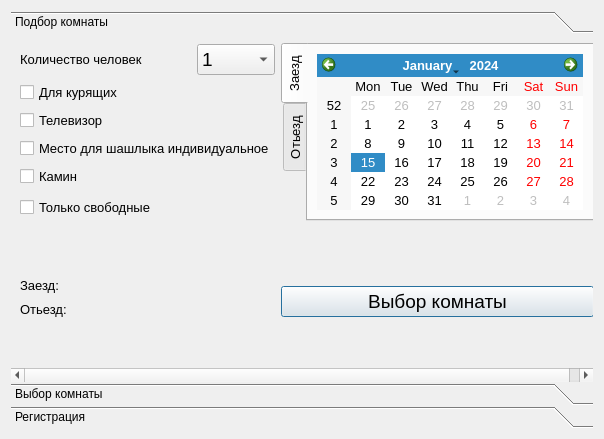
Qt form src/dialog_add.ui (danfoxel/hotel) before a commit.
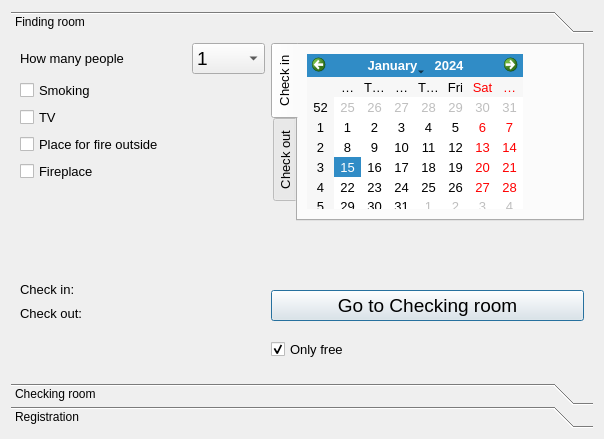
The same form after that commit. The open tabs and pages were chosen to show the change.

```diff
--- a/src/dialog_add.ui
+++ b/src/dialog_add.ui
@@ -13,8 +13,8 @@
   <property name="windowTitle">
    <string>Dialog</string>
   </property>
-  <layout class="QGridLayout" name="gridLayout_3">
-   <item row="0" column="1">
+  <layout class="QGridLayout" name="gridLayout">
+   <item row="0" column="0">
     <widget class="QToolBox" name="toolBox">
      <property name="currentIndex">
       <number>1</number>
@@ -32,7 +32,7 @@
        </rect>
       </property>
       <attribute name="label">
-       <string>Подбор комнаты</string>
+       <string>Finding room</string>
       </attribute>
       <layout class="QGridLayout" name="gridLayout_4">
        <item row="0" column="0" colspan="2">
@@ -43,7 +43,7 @@
           </font>
          </property>
          <property name="text">
-          <string>Количество человек</string>
+          <string>How many people</string>
          </property>
         </widget>
        </item>
@@ -116,21 +116,25 @@
          </property>
          <widget class="QWidget" name="tab">
           <attribute name="title">
-           <string>Заезд</string>
+           <string>Check in</string>
           </attribute>
-          <layout class="QGridLayout" name="gridLayout">
-           <item row="0" column="0">
-            <widget class="QCalendarWidget" name="calendarWidget">
-             <property name="firstDayOfWeek">
-              <enum>Qt::Monday</enum>
-             </property>
-            </widget>
-           </item>
-          </layout>
+          <widget class="QCalendarWidget" name="calendarWidget">
+           <property name="geometry">
+            <rect>
+             <x>9</x>
+             <y>9</y>
+             <width>216</width>
+             <height>155</height>
+            </rect>
+           </property>
+           <property name="firstDayOfWeek">
+            <enum>Qt::Monday</enum>
+           </property>
+          </widget>
          </widget>
          <widget class="QWidget" name="tab_2">
           <attribute name="title">
-           <string>Отьезд</string>
+           <string>Check out</string>
           </attribute>
           <layout class="QGridLayout" name="gridLayout_2">
            <item row="0" column="0">
@@ -152,7 +156,7 @@
           </font>
          </property>
          <property name="text">
-          <string>Для курящих</string>
+          <string>Smoking</string>
          </property>
         </widget>
        </item>
@@ -164,7 +168,7 @@
           </font>
          </property>
          <property name="text">
-          <string>Телевизор</string>
+          <string>TV</string>
          </property>
         </widget>
        </item>
@@ -176,7 +180,7 @@
           </font>
          </property>
          <property name="text">
-          <string>Место для шашлыка индивидуальное</string>
+          <string>Place for fire outside</string>
          </property>
         </widget>
        </item>
@@ -188,19 +192,7 @@
           </font>
          </property>
          <property name="text">
-          <string>Камин</string>
-         </property>
-        </widget>
-       </item>
-       <item row="5" column="0" colspan="2">
-        <widget class="QCheckBox" name="checkBox_5">
-         <property name="font">
-          <font>
-           <pointsize>10</pointsize>
-          </font>
-         </property>
-         <property name="text">
-          <string>Только свободные</string>
+          <string>Fireplace</string>
          </property>
         </widget>
        </item>
@@ -225,7 +217,7 @@
           </font>
          </property>
          <property name="text">
-          <string>Заезд:</string>
+          <string>Check in:</string>
          </property>
         </widget>
        </item>
@@ -249,7 +241,7 @@
           </font>
          </property>
          <property name="text">
-          <string>Выбор комнаты</string>
+          <string>Go to Checking room</string>
          </property>
         </widget>
        </item>
@@ -261,7 +253,7 @@
           </font>
          </property>
          <property name="text">
-          <string>Отьезд:</string>
+          <string>Check out:</string>
          </property>
         </widget>
        </item>
@@ -303,11 +295,26 @@
          </property>
         </spacer>
        </item>
+       <item row="10" column="3" colspan="2">
+        <widget class="QCheckBox" name="checkBox_5">
+         <property name="font">
+          <font>
+           <pointsize>10</pointsize>
+          </font>
+         </property>
+         <property name="text">
+          <string>Only free</string>
+         </property>
+         <property name="checked">
+          <bool>true</bool>
+         </property>
+        </widget>
+       </item>
       </layout>
      </widget>
      <widget class="QWidget" name="page_3">
       <attribute name="label">
-       <string>Выбор комнаты</string>
+       <string>Checking room</string>
       </attribute>
       <layout class="QGridLayout" name="gridLayout_5">
        <item row="0" column="0">
@@ -335,7 +342,7 @@
        </rect>
       </property>
       <attribute name="label">
-       <string>Регистрация</string>
+       <string>Registration</string>
       </attribute>
      </widget>
     </widget>
```
Left out of the diff: 10 changed lines with no effect on the pictures.
